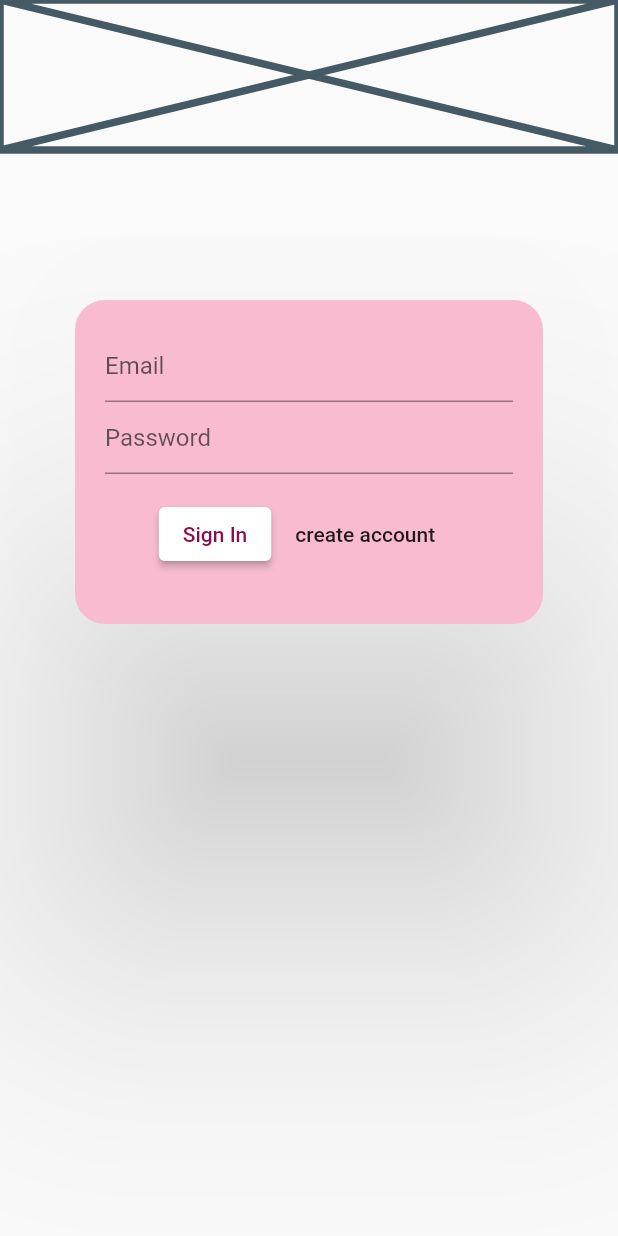
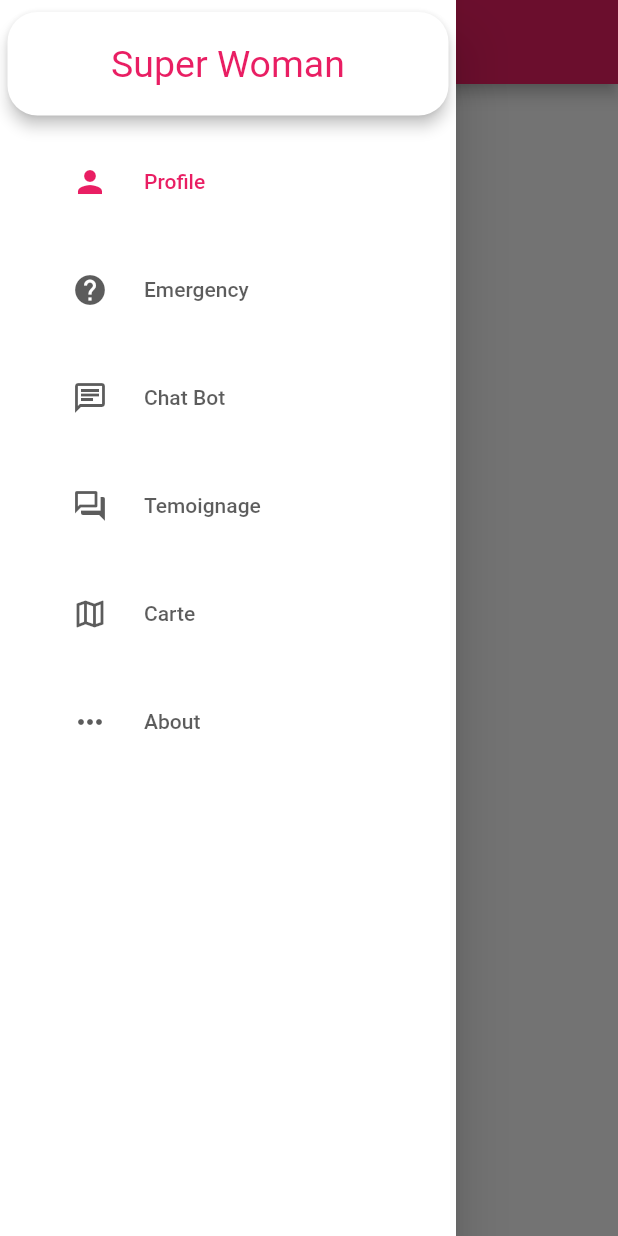
Before and after one commit to melWiss/lorem_ipsum, a Flutter app: the screen it shows after launch, with the side drawer open (before the commit the screen has no drawer), on a phone screen of 412 x 824 dp. Run offline on Flutter 3.47's test engine with Material 2 defaults, Android fonts, the light colour scheme and no system bars.

Commit message:
added navigation

```diff
--- a/lib/main.dart
+++ b/lib/main.dart
@@ -1,5 +1,6 @@
 import 'package:flutter/material.dart';
 import 'package:lorem_ipsum/login.dart';
+import 'package:lorem_ipsum/navigation.dart';
 
 void main() {
   runApp(MyApp());
@@ -11,9 +12,9 @@ class MyApp extends StatelessWidget {
     return MaterialApp(
       title: 'zahra demo',
       theme: ThemeData(
-        primarySwatch: Colors.blue,
+        primarySwatch: Colors.pink,
       ),
-      home: MyHomePage(),
+      home: NavigationScreen(),
     );
   }
 }
--- /dev/null
+++ b/lib/navigation.dart
@@ -0,0 +1,79 @@
+import 'package:flutter/material.dart';
+
+class NavigationScreen extends StatefulWidget {
+  @override
+  _NavigationScreenState createState() => _NavigationScreenState();
+}
+
+class _NavigationScreenState extends State<NavigationScreen> {
+  int index = 0;
+
+  @override
+  Widget build(BuildContext context) {
+    return Scaffold(
+      appBar: AppBar(),
+      drawer: Drawer(
+        child: NavigationRail(
+          selectedIndex: index,
+          extended: true,
+          onDestinationSelected: (value) {
+            // Navigator.of(context).pop();
+            setState(() {
+              index = value;
+            });
+          },
+          leading: Padding(
+            padding: EdgeInsets.symmetric(horizontal: 5),
+            child: Material(
+              color: Colors.white,
+              elevation: 4,
+              borderRadius: BorderRadius.circular(20),
+              clipBehavior: Clip.antiAlias,
+              child: Container(
+                padding: EdgeInsets.all(20),
+                child: Center(
+                  child: Text(
+                    "Super Woman",
+                    style: TextStyle(fontSize: 25, color: Colors.pink),
+                  ),
+                ),
+              ),
+            ),
+          ),
+          destinations: [
+            NavigationRailDestination(
+              icon: Icon(Icons.person_outlined),
+              selectedIcon: Icon(Icons.person),
+              label: Text("Profile"),
+            ),
+            NavigationRailDestination(
+              icon: Icon(Icons.help_outlined),
+              selectedIcon: Icon(Icons.help),
+              label: Text("Emergency"),
+            ),
+            NavigationRailDestination(
+              icon: Icon(Icons.chat_outlined),
+              selectedIcon: Icon(Icons.chat),
+              label: Text("Chat Bot"),
+            ),
+            NavigationRailDestination(
+              icon: Icon(Icons.forum_outlined),
+              selectedIcon: Icon(Icons.forum),
+              label: Text("Temoignage"),
+            ),
+            NavigationRailDestination(
+              icon: Icon(Icons.map_outlined),
+              selectedIcon: Icon(Icons.map),
+              label: Text("Carte"),
+            ),
+            NavigationRailDestination(
+              icon: Icon(Icons.more_horiz_outlined),
+              selectedIcon: Icon(Icons.more_horiz),
+              label: Text("About"),
+            ),
+          ],
+        ),
+      ),
+    );
+  }
+}
```
